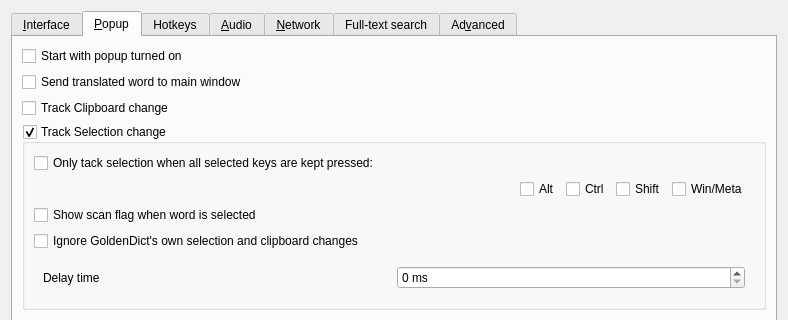
Above: src/ui/preferences.ui from xiaoyifang/goldendict-ng before the change; both pictures show x 0 to 788 and y 0 to 320 of the 788 by 730 pixel window. Below: the same form after it.
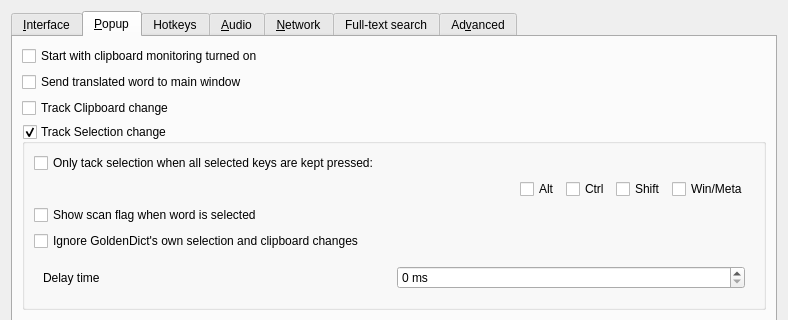
That is the form after the change. The open tabs and pages were chosen to show the change. Icons and pictures are not drawn. Custom widgets are drawn as their Qt base class.

Commit message: update popup related strings

The edit to the form file:
```diff
--- a/src/ui/preferences.ui
+++ b/src/ui/preferences.ui
@@ -533,7 +533,7 @@
 the program would always start with the popup active.</string>
          </property>
          <property name="text">
-          <string>Start with popup turned on</string>
+          <string>Start with clipboard monitoring turned on</string>
          </property>
         </widget>
        </item>
```
Left out of the diff: 5 changed lines with no effect on the pictures.
